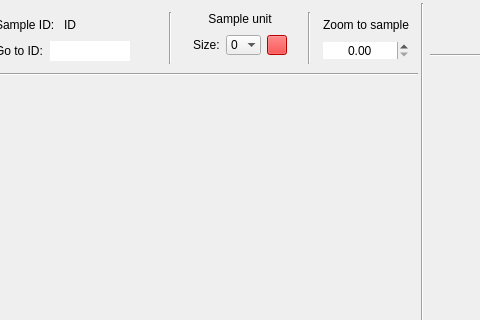
Old version of the form ui/response_design_window.ui in the repository SMByC/AcATaMa; both pictures show x 820 to 1300 and y 0 to 320 of the 1510 by 672 pixel window.
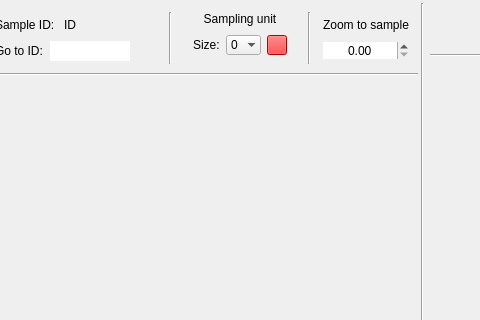
New version of the form. Icons and pictures are not drawn. Custom widgets are drawn as their Qt base class.

Commit message: Refactor sample unit to sampling unit

```diff
--- a/ui/response_design_window.ui
+++ b/ui/response_design_window.ui
@@ -80,7 +80,7 @@
             <item>
              <widget class="QLabel" name="label_5">
               <property name="text">
-               <string>Sample unit</string>
+               <string>Sampling unit</string>
               </property>
               <property name="alignment">
                <set>Qt::AlignCenter</set>
```
Left out of the diff: 8 changed lines with no effect on the pictures. The commit also changes 6 other files.
